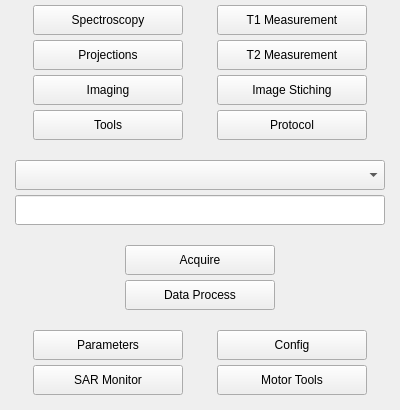
This is Applications/relax2/ui/mainwindow.ui in OpenMRI/ocra as Qt 5 draws it before an edit. The edited form follows.
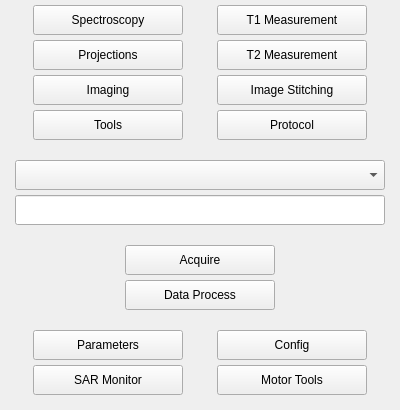
This is the edited form. Icons and pictures are not drawn.

Diff of the .ui file:
```diff
--- a/Applications/relax2/ui/mainwindow.ui
+++ b/Applications/relax2/ui/mainwindow.ui
@@ -220,7 +220,7 @@
            </size>
           </property>
           <property name="text">
-           <string>Image Stiching</string>
+           <string>Image Stitching</string>
           </property>
          </widget>
         </item>
```
Left out of the diff: 2 changed lines with no effect on the pictures.
